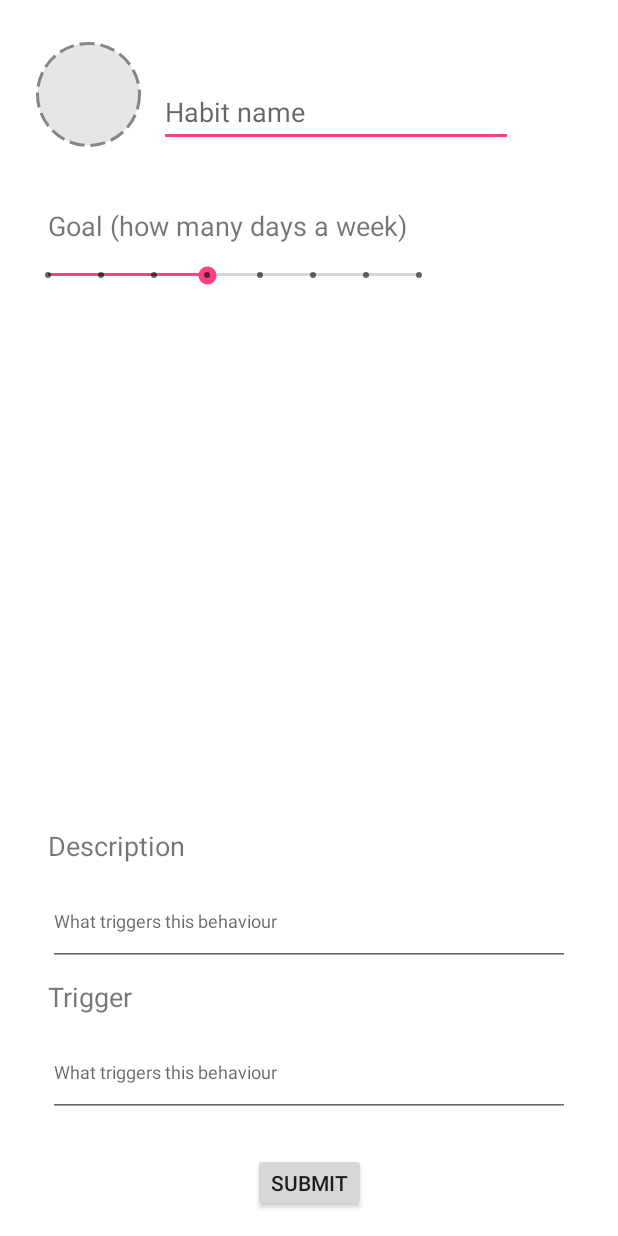
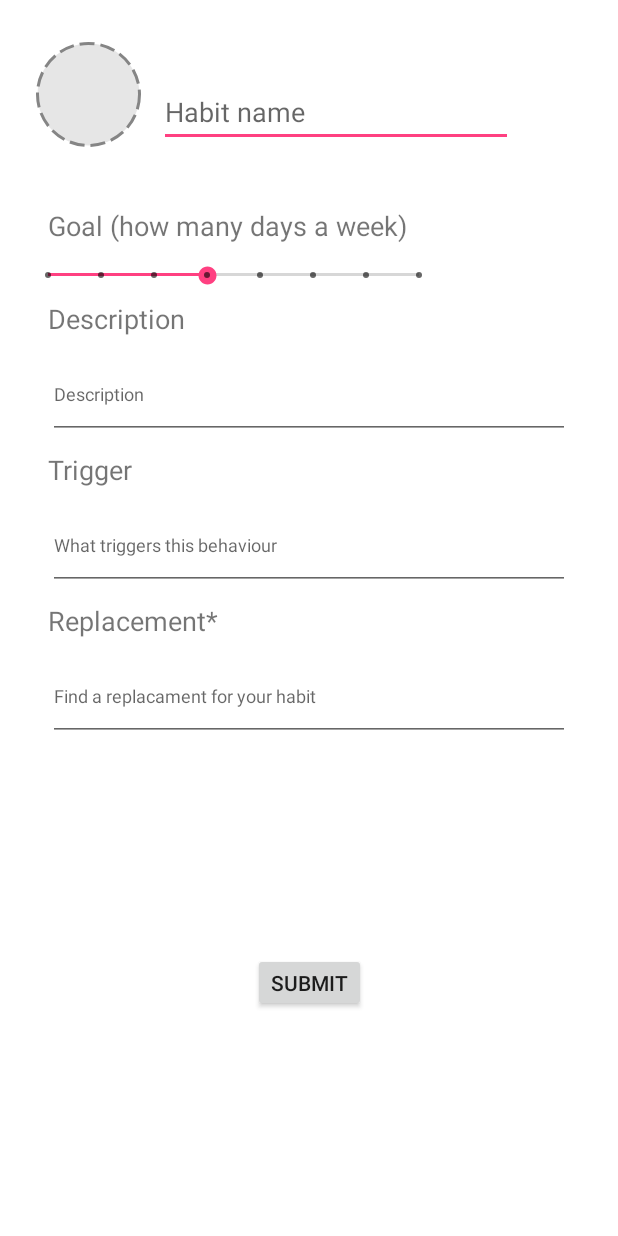
Before and after one commit to javascript-m/AdAstra, an Android app: the AddHabit screen opened directly, with no data from a screen before it, on a phone screen of 412 x 824 dp. Run offline under Robolectric (Android 15) with nearby library versions, the phone set to English and light mode, and no system bars; our stand-ins replace Firebase (no records; nobody signed in at launch, a user with empty details on screens opened directly).

```diff
--- a/app/src/main/res/layout/activity_add_habit.xml
+++ b/app/src/main/res/layout/activity_add_habit.xml
@@ -41,14 +41,14 @@
         android:layout_height="wrap_content"
         android:layout_marginBottom="16dp"
         android:layout_marginEnd="8dp"
-        android:layout_marginLeft="8dp"
-        android:layout_marginRight="8dp"
         android:layout_marginStart="8dp"
+        android:layout_marginTop="8dp"
         android:onClick="onClick"
         android:text="Submit"
         app:layout_constraintBottom_toBottomOf="parent"
         app:layout_constraintEnd_toEndOf="parent"
-        app:layout_constraintStart_toStartOf="parent" />
+        app:layout_constraintStart_toStartOf="parent"
+        app:layout_constraintTop_toBottomOf="@+id/AAH_rep" />
 
     <TextView
         android:id="@+id/AAH_goalTitle"
@@ -79,61 +79,82 @@
         android:id="@+id/AAH_descTitle"
         android:layout_width="wrap_content"
         android:layout_height="wrap_content"
-        android:layout_marginBottom="8dp"
-        android:layout_marginLeft="32dp"
         android:layout_marginStart="32dp"
+        android:layout_marginTop="8dp"
         android:text="Description"
         android:textSize="18sp"
-        app:layout_constraintBottom_toTopOf="@+id/AAH_desc"
-        app:layout_constraintStart_toStartOf="parent" />
+        app:layout_constraintStart_toStartOf="parent"
+        app:layout_constraintTop_toBottomOf="@+id/AAH_goal" />
 
     <EditText
         android:id="@+id/AAH_desc"
         android:layout_width="0dp"
         android:layout_height="60dp"
-        android:layout_marginBottom="8dp"
         android:layout_marginEnd="32dp"
-        android:layout_marginLeft="32dp"
-        android:layout_marginRight="32dp"
         android:layout_marginStart="32dp"
+        android:layout_marginTop="8dp"
         android:ems="10"
-        android:hint="What triggers this behaviour"
+        android:hint="Description"
         android:inputType="textMultiLine"
         android:textColorLink="@android:color/transparent"
         android:textSize="12sp"
-        app:layout_constraintBottom_toTopOf="@+id/AAH_triggerTitle"
         app:layout_constraintEnd_toEndOf="parent"
         app:layout_constraintHorizontal_bias="0.0"
-        app:layout_constraintStart_toStartOf="parent" />
+        app:layout_constraintStart_toStartOf="parent"
+        app:layout_constraintTop_toBottomOf="@+id/AAH_descTitle" />
 
     <TextView
         android:id="@+id/AAH_triggerTitle"
         android:layout_width="wrap_content"
         android:layout_height="wrap_content"
-        android:layout_marginBottom="8dp"
-        android:layout_marginLeft="32dp"
         android:layout_marginStart="32dp"
+        android:layout_marginTop="8dp"
         android:text="Trigger"
         android:textSize="18sp"
-        app:layout_constraintBottom_toTopOf="@+id/AAH_trigger"
-        app:layout_constraintStart_toStartOf="parent" />
+        app:layout_constraintStart_toStartOf="parent"
+        app:layout_constraintTop_toBottomOf="@+id/AAH_desc" />
 
     <EditText
         android:id="@+id/AAH_trigger"
         android:layout_width="0dp"
         android:layout_height="60dp"
-        android:layout_marginBottom="24dp"
         android:layout_marginEnd="32dp"
-        android:layout_marginLeft="32dp"
-        android:layout_marginRight="32dp"
         android:layout_marginStart="32dp"
+        android:layout_marginTop="8dp"
         android:ems="10"
         android:hint="What triggers this behaviour"
         android:inputType="textMultiLine"
         android:textSize="12sp"
-        app:layout_constraintBottom_toTopOf="@+id/AAH_submit"
         app:layout_constraintEnd_toEndOf="parent"
         app:layout_constraintHorizontal_bias="0.0"
-        app:layout_constraintStart_toStartOf="parent" />
+        app:layout_constraintStart_toStartOf="parent"
+        app:layout_constraintTop_toBottomOf="@+id/AAH_triggerTitle" />
+
+    <TextView
+        android:id="@+id/AAH_repTitle"
+        android:layout_width="wrap_content"
+        android:layout_height="wrap_content"
+        android:layout_marginStart="32dp"
+        android:layout_marginTop="8dp"
+        android:text="Replacement*"
+        android:textSize="18sp"
+        app:layout_constraintStart_toStartOf="parent"
+        app:layout_constraintTop_toBottomOf="@+id/AAH_trigger" />
+
+    <EditText
+        android:id="@+id/AAH_rep"
+        android:layout_width="0dp"
+        android:layout_height="60dp"
+        android:layout_marginEnd="32dp"
+        android:layout_marginStart="32dp"
+        android:layout_marginTop="8dp"
+        android:ems="10"
+        android:hint="Find a replacament for your habit"
+        android:inputType="textMultiLine"
+        android:textSize="12sp"
+        app:layout_constraintEnd_toEndOf="parent"
+        app:layout_constraintHorizontal_bias="0.0"
+        app:layout_constraintStart_toStartOf="parent"
+        app:layout_constraintTop_toBottomOf="@+id/AAH_repTitle" />
 
 </android.support.constraint.ConstraintLayout>
```
Also changed, not shown: app/src/main/java/com/ad_astra/maja/adastra/AddHabit.java (+68 -43 lines), app/src/main/java/com/ad_astra/maja/adastra/HomeFragment.java (+51 -39 lines).
